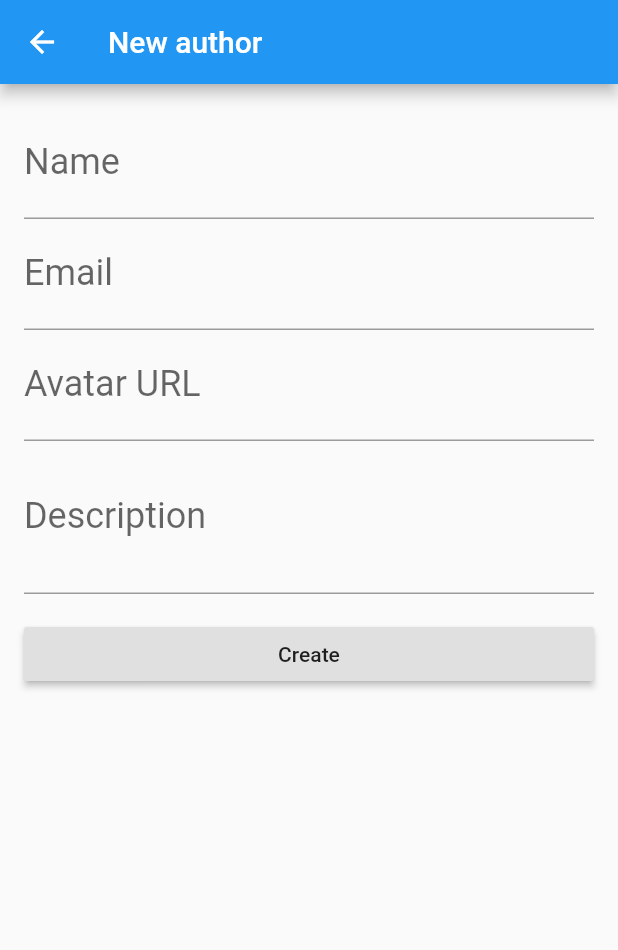
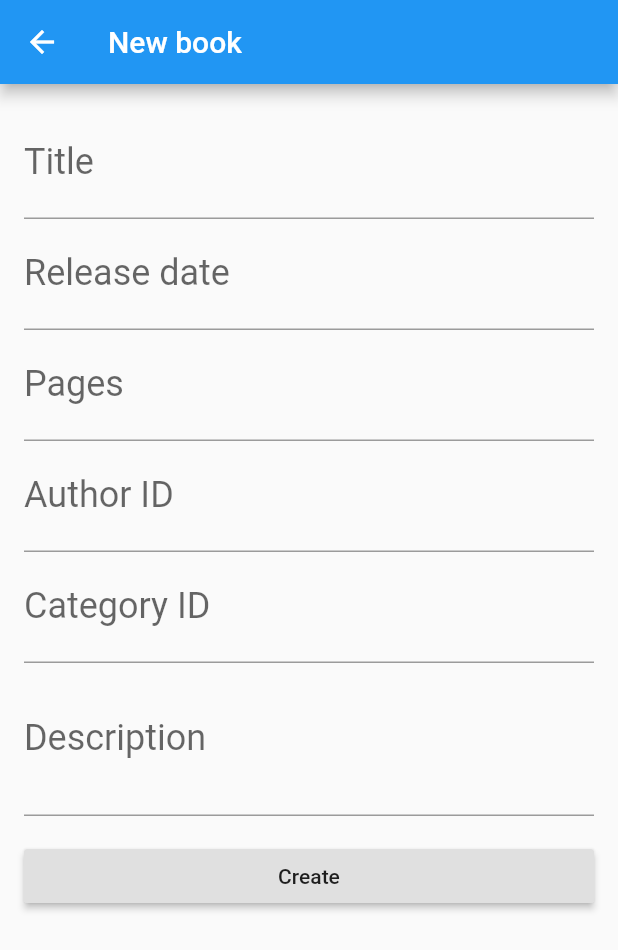
Before and after one commit to cacio-costa/mo20-custom-jd, a Flutter app: the screen it shows after launch, after a tap on the "add" icon, on a phone screen of 412 x 824 dp. Shown: the top 950 px of the screen. Run offline on Flutter 3.47's test engine with Material 2 defaults, Android fonts, the phone set to English and light mode, and no system bars; missing offline and left inert: http_interceptor; statements that could not run were skipped.

Commit message:
adiciona listagem e formulário para salvar Book na API

```diff
--- a/lib/main.dart
+++ b/lib/main.dart
@@ -1,7 +1,4 @@
-import 'package:casadocodigoapp/rest/category_rest_client.dart';
-import 'package:casadocodigoapp/rest/http_client.dart';
-import 'package:casadocodigoapp/screens/author_list.dart';
-import 'package:casadocodigoapp/screens/category_list.dart';
+import 'package:casadocodigoapp/screens/book_list.dart';
 import 'package:flutter/material.dart';
 
 void main() {
@@ -12,7 +9,7 @@ class CasaDoCodigoApp extends StatelessWidget {
   @override
   Widget build(BuildContext context) {
     return MaterialApp(
-      home: AuthorList(),
+      home: BookList(),
     );
   }
 }
--- /dev/null
+++ b/lib/models/book.dart
@@ -0,0 +1,32 @@
+class Book {
+  final int id;
+  final int pages;
+  final int authorId;
+  final int categoryId;
+
+  final String title;
+  final String description;
+  final String releaseDate;
+
+  Book(this.title, this.description, this.pages, this.releaseDate, this.authorId, this.categoryId, {this.id});
+
+  Book.fromJson(Map<String, dynamic> json)
+      : id = json['id'],
+        pages = json['pages'],
+        title = json['title'],
+        authorId = json['authorId'],
+        categoryId = json['categoryId'],
+        description = json['description'],
+        releaseDate = json['description'];
+
+  Map<String, dynamic> toJson() =>
+      {
+        'id': id,
+        'pages': pages,
+        'title': title,
+        'authorId': authorId,
+        'categoryId': categoryId,
+        'description': description,
+        'releaseDate': releaseDate
+      };
+}
--- /dev/null
+++ b/lib/rest/book_rest_client.dart
@@ -0,0 +1,28 @@
+import 'dart:convert';
+
+import 'package:casadocodigoapp/models/book.dart';
+import 'package:casadocodigoapp/rest/http_client.dart';
+import 'package:http/http.dart';
+
+class BookRestClient {
+  static const String _bookResourceUrl = baseUrl + '/admin/books';
+
+  Future<List<Book>> findAll() async {
+    Response response = await httpClient.get(_bookResourceUrl).timeout(Duration(seconds: 15));
+
+    List<dynamic> jsonList = jsonDecode(response.body);
+    return jsonList.map((dynamic json) => Book.fromJson(json))
+        .toList();
+  }
+
+  Future<Book> save(Book book) async {
+    String bookJson = jsonEncode(book.toJson());
+
+    Response saveResponse = await httpClient.post(_bookResourceUrl, body: bookJson, headers: {
+      'Content-Type': 'application/json',
+    });
+
+    Map<String, dynamic> savedBookJson = jsonDecode(saveResponse.body);
+    return Book.fromJson(savedBookJson);
+  }
+}
--- /dev/null
+++ b/lib/screens/book_form.dart
@@ -0,0 +1,125 @@
+import 'package:casadocodigoapp/models/author.dart';
+import 'package:casadocodigoapp/models/book.dart';
+import 'package:casadocodigoapp/models/category.dart';
+import 'package:casadocodigoapp/rest/author_rest_client.dart';
+import 'package:casadocodigoapp/rest/book_rest_client.dart';
+import 'package:casadocodigoapp/rest/category_rest_client.dart';
+import 'package:flutter/material.dart';
+
+class BookForm extends StatelessWidget {
+  final TextEditingController titleController = TextEditingController();
+  final TextEditingController releaseDateController = TextEditingController();
+  final TextEditingController pagesController = TextEditingController();
+  final TextEditingController autorIdController = TextEditingController();
+  final TextEditingController categoryIdController = TextEditingController();
+  final TextEditingController descriptionController = TextEditingController();
+
+  final BookRestClient bookRestClient = BookRestClient();
+
+  @override
+  Widget build(BuildContext context) {
+    return Scaffold(
+      appBar: AppBar(
+        title: Text('New book'),
+      ),
+      body: Padding(
+        padding: const EdgeInsets.all(16.0),
+        child: SingleChildScrollView(
+          child: Column(
+            children: [
+              TextField(
+                controller: titleController,
+                style: TextStyle(fontSize: 24.0),
+                decoration: InputDecoration(
+                  labelText: 'Title',
+                ),
+              ),
+              TextField(
+                controller: releaseDateController,
+                style: TextStyle(fontSize: 24.0),
+                keyboardType: TextInputType.datetime,
+                decoration: InputDecoration(
+                  labelText: 'Release date',
+                ),
+              ),
+              TextField(
+                controller: pagesController,
+                style: TextStyle(fontSize: 24.0),
+                keyboardType: TextInputType.number,
+                decoration: InputDecoration(
+                  labelText: 'Pages',
+                ),
+              ),
+              TextField(
+                controller: autorIdController,
+                style: TextStyle(fontSize: 24.0),
+                keyboardType: TextInputType.number,
+                decoration: InputDecoration(
+                  labelText: 'Author ID',
+                ),
+              ),
+              TextField(
+                controller: categoryIdController,
+                style: TextStyle(fontSize: 24.0),
+                keyboardType: TextInputType.number,
+                decoration: InputDecoration(
+                  labelText: 'Category ID',
+                ),
+              ),
+              TextField(
+                controller: descriptionController,
+                minLines: 2,
+                maxLines: 3,
+                style: TextStyle(fontSize: 24.0),
+                decoration: InputDecoration(
+                  labelText: 'Description',
+                ),
+              ),
+              Padding(
+                padding: const EdgeInsets.only(top: 16.0),
+                child: SizedBox(
+                  width: double.maxFinite,
+                  child: RaisedButton(
+                    child: Text('Create'),
+                    onPressed: () {
+                      debugPrint('*** BookForm -> Create ***');
+                      _saveBook(context);
+                    },
+                  ),
+                ),
+              ),
+            ],
+          ),
+        ),
+      ),
+    );
+  }
+
+  void _saveBook(BuildContext context) async {
+    String title = titleController.text;
+    String releaseDate = releaseDateController.text;
+    int pages = int.tryParse(pagesController.text);
+    int authorId = int.tryParse(autorIdController.text);
+    int categoryId = int.tryParse(categoryIdController.text);
+    String description = descriptionController.text;
+
+    if (_isFormValid(title, authorId, categoryId)) {
+      Book newBook = Book(title, description, pages, releaseDate, authorId, categoryId);
+
+      Book savedBook = await bookRestClient.save(newBook);
+      if (savedBook != null) {
+        debugPrint('*** BookForm -> Create -> book saved ***');
+        Navigator.pop(context, savedBook);
+      } else {
+        debugPrint('*** BookForm -> Create -> error on save book ***');
+      }
+    }
+  }
+
+  bool _isFormValid(String title, int authorId, int categoryId) {
+    return title != null
+        && title.trim().isNotEmpty
+        && authorId != null
+        && categoryId != null;
+  }
+}
--- /dev/null
+++ b/lib/screens/book_list.dart
@@ -0,0 +1,107 @@
+import 'package:casadocodigoapp/components/centered_message.dart';
+import 'package:casadocodigoapp/components/loading.dart';
+import 'package:casadocodigoapp/models/book.dart';
+import 'package:casadocodigoapp/rest/book_rest_client.dart';
+import 'package:casadocodigoapp/screens/book_form.dart';
+import 'package:flutter/material.dart';
+
+class BookList extends StatefulWidget {
+  @override
+  _BookListState createState() => _BookListState();
+}
+
+class _BookListState extends State<BookList> {
+  // Cliente para recuperar os autores
+  final BookRestClient bookRestClient = BookRestClient();
+
+  @override
+  Widget build(BuildContext context) {
+    return Scaffold(
+      appBar: AppBar(
+        title: Text('Books'),
+      ),
+      body: FutureBuilder<List<Book>>(
+        future: bookRestClient.findAll(),
+        builder: (context, snapshot) {
+          switch (snapshot.connectionState) {
+            case ConnectionState.none:
+              break;
+            case ConnectionState.waiting:
+              return Loading();
+              break;
+            case ConnectionState.active:
+              break;
+            case ConnectionState.done:
+              if (snapshot.hasError) {
+                return CenteredMessage('Error on fetching books', icon: Icons.error);
+              }
+
+              List<Book> books = snapshot.data;
+              if (books != null && books.isNotEmpty) {
+                return _showList(books);
+              }
+
+              return CenteredMessage('No books found!', icon: Icons.warning);
+              break;
+          }
+
+          return CenteredMessage('Unknown error!', icon: Icons.error);
+        },
+      ),
+      floatingActionButton: FloatingActionButton(
+        child: Icon(Icons.add),
+        onPressed: () => _showBookForm(context),
+      ),
+    );
+  }
+
+  void _showBookForm(BuildContext context) {
+    Navigator.of(context)
+        .push(MaterialPageRoute(builder: (ctx) => BookForm()))
+        .then((newBook) {
+          // Só busca nova listagem na API se um novo autor foi salvo
+          if (newBook != null) {
+            setState(() {}); // Rebuild da tela após salvar autor
+          }
+        });
+  }
+
+  ListView _showList(List<Book> books) {
+    return ListView.builder(
+      itemCount: books.length,
+      itemBuilder: (context, index) {
+        return _BookItem(books[index]);
+      },
+    );
+  }
+}
+
+class _BookItem extends StatelessWidget {
+  final Book book;
+
+  _BookItem(
+    this.book,
+  );
+
+  @override
+  Widget build(BuildContext context) {
+    return Card(
+      child: ListTile(
+        title: Text(
+          book.title,
+          style: TextStyle(
+            fontSize: 24.0,
+            fontWeight: FontWeight.bold,
+          ),
+        ),
+        subtitle: Text(
+          '\n${book.description}',
+          style: TextStyle(
+            fontSize: 16.0,
+          ),
+        ),
+      ),
+    );
+    ;
+  }
+}
```
